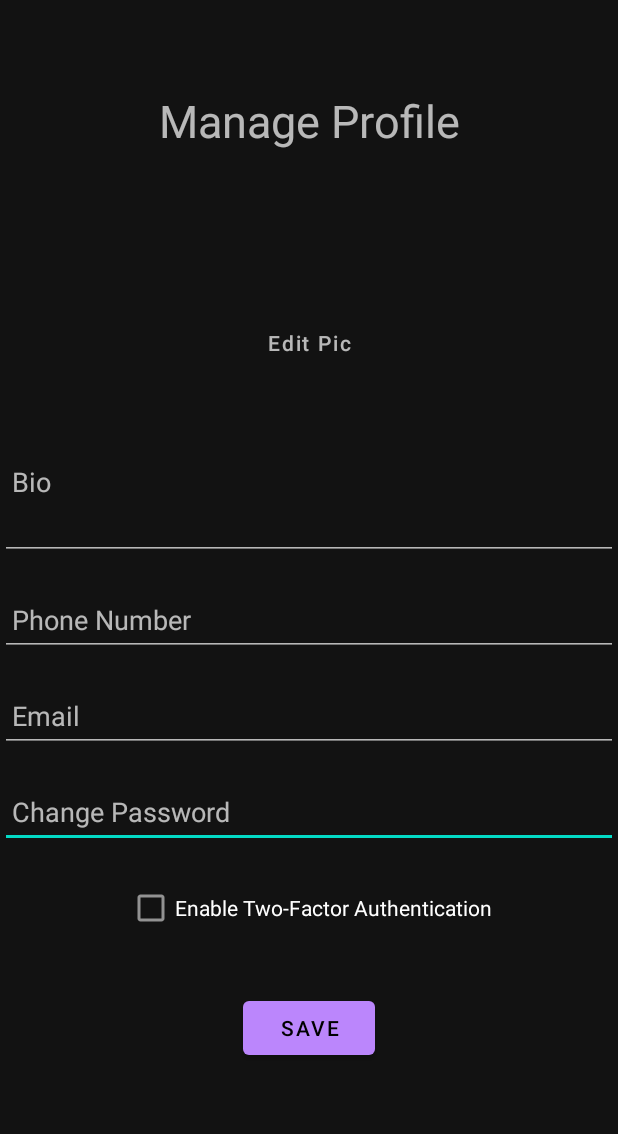
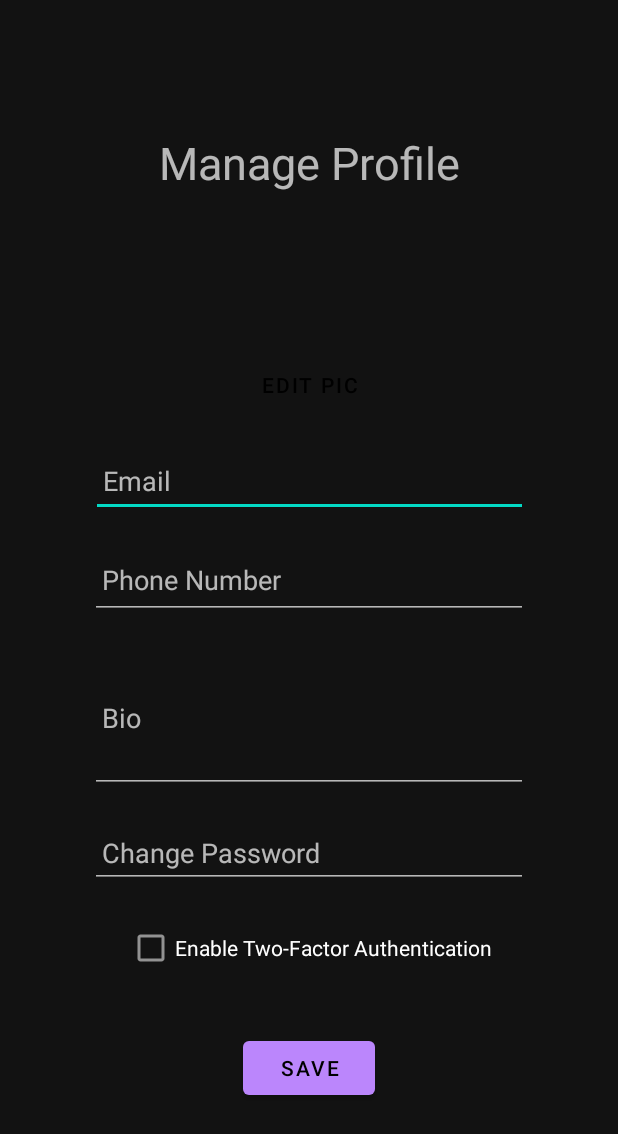
Before and after one commit to Team2FS/GameVault, an Android app: the ManageProfileActivity screen opened directly, with no data from a screen before it, on a phone screen of 412 x 824 dp. Shown: the top 1134 px of the screen. Run offline under Robolectric (Android 15) with nearby library versions, the phone set to English and light mode, and no system bars; our stand-ins replace Firebase (no records; nobody signed in at launch, a user with empty details on screens opened directly); pictures from the network do not load.

Commit message:
TJ (#16)
*Center text alignment on Buy us a coffee and manage profile

```diff
--- a/app/src/main/res/layout/activity_buy_us_acoffee.xml
+++ b/app/src/main/res/layout/activity_buy_us_acoffee.xml
@@ -2,7 +2,7 @@
 <androidx.constraintlayout.widget.ConstraintLayout
         xmlns:android="http://schemas.android.com/apk/res/android"
         xmlns:app="http://schemas.android.com/apk/res-auto"
-        android:layout_width="match_parent"
+        xmlns:tools="http://schemas.android.com/tools" android:layout_width="match_parent"
         android:layout_height="match_parent"
         android:background="@color/black"
         android:padding="16dp">
@@ -44,6 +44,6 @@
             app:layout_constraintStart_toStartOf="parent"
             app:layout_constraintEnd_toEndOf="parent"
             android:layout_marginTop="32dp"
-            android:padding="12dp"/>
+            android:padding="12dp" tools:ignore="VisualLintButtonSize"/>
 
 </androidx.constraintlayout.widget.ConstraintLayout>
--- a/app/src/main/res/layout/activity_manage_profile.xml
+++ b/app/src/main/res/layout/activity_manage_profile.xml
@@ -1,5 +1,4 @@
 <?xml version="1.0" encoding="utf-8"?>
-
 <androidx.constraintlayout.widget.ConstraintLayout
         xmlns:android="http://schemas.android.com/apk/res/android"
         xmlns:tools="http://schemas.android.com/tools"
@@ -9,17 +8,9 @@
         android:layout_height="match_parent"
         tools:context=".ui.settings.manageprofile.ManageProfileActivity">
 
-    <!-- profile picture -->
-
-
-    <!-- Replace with your profile image placeholder -->
-
-
-    <!-- Replace with your pencil icon -->
-
     <TextView
             android:id="@+id/titleTextView"
-            android:layout_width="wrap_content"
+            android:layout_width="0dp"
             android:layout_height="wrap_content"
             android:text="Manage Profile"
             android:textSize="30sp"
@@ -27,12 +18,14 @@
             app:layout_constraintStart_toStartOf="parent"
             app:layout_constraintEnd_toEndOf="parent"
             android:gravity="center"
-            android:layout_marginTop="4dp"/>
+            android:layout_marginTop="32dp"
+            android:layout_marginStart="16dp"
+            android:layout_marginEnd="16dp"/>
 
     <ImageView
             android:id="@+id/profileImageView"
+            android:layout_width="80dp"
             android:layout_height="80dp"
-            android:layout_width="80dp"
             android:contentDescription="Profile Picture"
             android:scaleType="centerCrop"
             tools:srcCompat="@android:drawable/stat_sys_upload"
@@ -40,16 +33,77 @@
             app:layout_constraintStart_toStartOf="parent"
             app:layout_constraintEnd_toEndOf="parent"
             android:layout_marginTop="16dp"/>
+
     <Button
             android:id="@+id/btnChangePicture"
             android:layout_width="wrap_content"
             android:layout_height="wrap_content"
-            android:hint="Edit Pic"
+            android:text="Edit Pic"
             android:background="@android:color/transparent"
             app:layout_constraintTop_toBottomOf="@id/profileImageView"
             app:layout_constraintStart_toStartOf="parent"
             app:layout_constraintEnd_toEndOf="parent"
-            android:layout_marginTop="8dp" />
+            android:layout_marginTop="8dp"/>
+
+    <EditText
+            android:id="@+id/emailEditText"
+            android:layout_width="291dp"
+            android:layout_height="48dp"
+            android:hint="Email"
+            android:inputType="textEmailAddress"
+            android:minHeight="48dp"
+            app:layout_constraintTop_toBottomOf="@id/btnChangePicture"
+            app:layout_constraintStart_toStartOf="parent"
+            app:layout_constraintEnd_toEndOf="parent"
+            android:layout_marginTop="16dp"
+            android:padding="8dp"
+            android:layout_marginStart="16dp"
+            android:layout_marginEnd="16dp"/>
+
+    <EditText
+            android:id="@+id/editTextPhoneNumber"
+            android:layout_width="292dp"
+            android:layout_height="52dp"
+            android:hint="Phone Number"
+            android:minHeight="48dp"
+            app:layout_constraintTop_toBottomOf="@id/emailEditText"
+            app:layout_constraintStart_toStartOf="parent"
+            app:layout_constraintEnd_toEndOf="parent"
+            android:layout_marginTop="16dp"
+            android:padding="8dp"
+            android:layout_marginStart="16dp"
+            android:layout_marginEnd="16dp"/>
+
+    <EditText
+            android:id="@+id/bioEditText"
+            android:layout_width="292dp"
+            android:layout_height="100dp"
+            android:hint="Bio"
+            android:inputType="textMultiLine"
+            android:lines="4"
+            android:padding="8dp"
+            app:layout_constraintTop_toBottomOf="@id/editTextPhoneNumber"
+            app:layout_constraintStart_toStartOf="parent"
+            app:layout_constraintEnd_toEndOf="parent"
+            android:layout_marginTop="16dp"
+            android:layout_marginStart="16dp"
+            android:layout_marginEnd="16dp"/>
+
+    <EditText
+            android:id="@+id/passwordEditText"
+            android:layout_width="292dp"
+            android:layout_height="47dp"
+            android:hint="Change Password"
+            android:inputType="textPassword"
+            android:minHeight="48dp"
+            app:layout_constraintTop_toBottomOf="@id/bioEditText"
+            app:layout_constraintStart_toStartOf="parent"
+            app:layout_constraintEnd_toEndOf="parent"
+            android:layout_marginTop="16dp"
+            android:padding="8dp"
+            android:layout_marginStart="16dp"
+            android:layout_marginEnd="16dp" tools:ignore="TouchTargetSizeCheck"/>
+
     <CheckBox
             android:id="@+id/checkBoxTwoFactorAuth"
             android:layout_width="wrap_content"
@@ -58,59 +112,8 @@
             app:layout_constraintTop_toBottomOf="@id/passwordEditText"
             app:layout_constraintStart_toStartOf="parent"
             app:layout_constraintEnd_toEndOf="parent"
-            android:layout_marginTop="16dp"
+            android:layout_marginTop="16dp"/>
 
-    />
-    <EditText
-            android:id="@+id/passwordEditText"
-            android:layout_width="0dp"
-            android:layout_height="wrap_content"
-            android:hint="Change Password"
-            android:inputType="textPassword"
-            android:minHeight="48dp"
-            app:layout_constraintTop_toBottomOf="@id/emailEditText"
-            app:layout_constraintStart_toStartOf="parent"
-            app:layout_constraintEnd_toEndOf="parent"
-            android:layout_marginTop="16dp"
-            android:padding="8dp"
-            />
-    <EditText
-            android:id="@+id/editTextPhoneNumber"
-            android:layout_width="0dp"
-            android:layout_height="wrap_content"
-            android:hint="Phone Number"
-            android:minHeight="48dp"
-            app:layout_constraintTop_toBottomOf="@id/bioEditText"
-            app:layout_constraintStart_toStartOf="parent"
-            app:layout_constraintEnd_toEndOf="parent"
-            android:layout_marginTop="16dp"
-            android:padding="8dp"/>
-
-
-    <EditText
-            android:id="@+id/emailEditText"
-            android:layout_width="0dp"
-            android:layout_height="wrap_content"
-            android:hint="Email"
-            android:inputType="textEmailAddress"
-            android:minHeight="48dp"
-            app:layout_constraintTop_toBottomOf="@id/editTextPhoneNumber"
-            app:layout_constraintStart_toStartOf="parent"
-            app:layout_constraintEnd_toEndOf="parent"
-            android:layout_marginTop="16dp"
-            android:padding="8dp"/>
-    <EditText
-            android:id="@+id/bioEditText"
-            android:layout_width="0dp"
-            android:layout_height="wrap_content"
-            android:hint="Bio"
-            android:inputType="textMultiLine"
-            android:lines="4"
-            android:padding="8dp"
-            app:layout_constraintTop_toBottomOf="@id/btnChangePicture"
-            app:layout_constraintStart_toStartOf="parent"
-            app:layout_constraintEnd_toEndOf="parent"
-            android:layout_marginTop="16dp"/>
     <Button
             android:id="@+id/btnSaveProfile"
             android:layout_width="wrap_content"
@@ -119,6 +122,6 @@
             app:layout_constraintTop_toBottomOf="@id/checkBoxTwoFactorAuth"
             app:layout_constraintStart_toStartOf="parent"
             app:layout_constraintEnd_toEndOf="parent"
-            android:layout_marginTop="32dp"
-    />
+            android:layout_marginTop="32dp"/>
+
 </androidx.constraintlayout.widget.ConstraintLayout>
```
